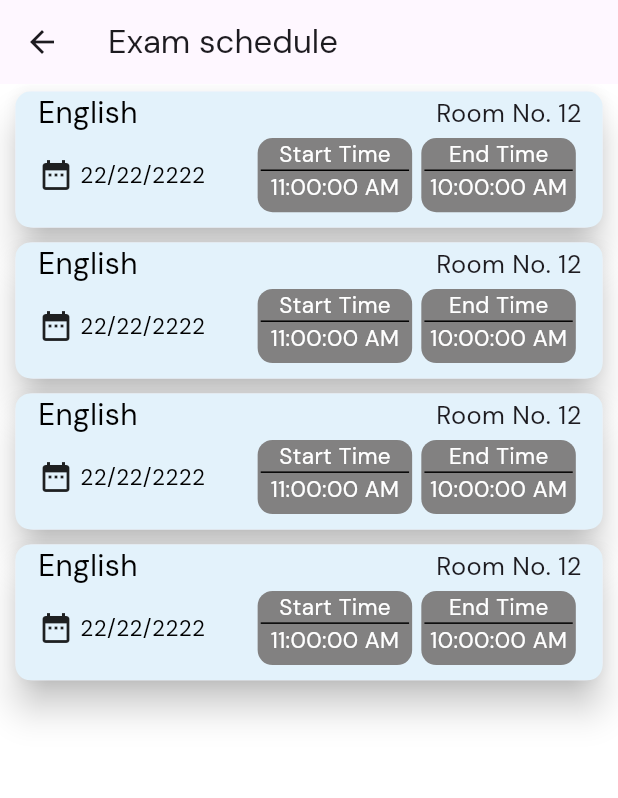
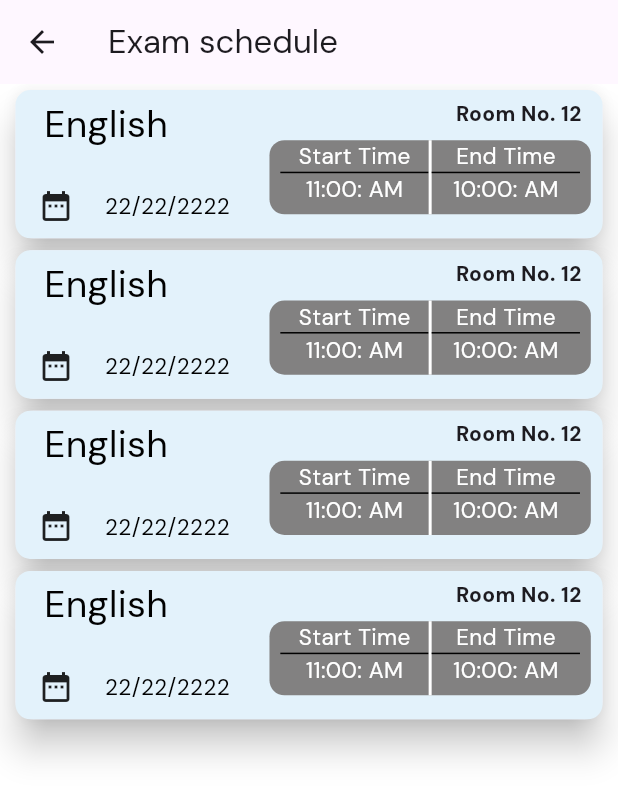
Before and after one commit to apps-bhanusha/egyanschool2023, a Flutter app: the ExamTimeDetail screen opened directly, on a phone screen of 412 x 824 dp. Shown: the top 798 px of the screen. Run offline on Flutter 3.47's test engine with Material 2 defaults, Android fonts, the phone set to English and light mode, and no system bars; our stand-ins replace cached_network_image, dio, flutter_calendar_carousel, flutter_screenutil, get, google_fonts and 5 more; missing offline and left inert: downloads_path_provider_28, scroll_loop_auto_scroll, shrink_sidemenu; accounts and stored records are empty.

Commit message:
exam schedule

```diff
--- a/lib/view/dashboard/HomeScreen.dart
+++ b/lib/view/dashboard/HomeScreen.dart
@@ -627,8 +627,8 @@ class _HomeScreenState extends State<HomeScreen> with TickerProviderStateMixin {
                     child: Image.asset("assets/images/user1.png"),
                   ),
                 ),
-                SizedBox(height: 16.0),
-                Center(
+                const SizedBox(height: 16.0),
+                const Center(
                   child: Text(
                     "Hello, John Doe",
                     style: TextStyle(color: Colors.white),
--- a/lib/view/examination/ExamTimeDetail.dart
+++ b/lib/view/examination/ExamTimeDetail.dart
@@ -18,27 +18,27 @@ class ExamTimeDetail extends StatelessWidget {
         child: SizedBox.expand(
           child: Column(
             children: [
-              for(int i=0;i<=3;i++)
+              for (int i = 0; i <= 3; i++)
                 Padding(
-                padding: const EdgeInsets.all(1.0),
+                  padding: const EdgeInsets.all(0),
                   child: Center(
                     child: InkWell(
                       child: Card(
                         elevation: 10,
                         child: Container(
                           width: 0.95.sw,
-                        height: 0.11.sh,
+                          height: 0.12.sh,
                           decoration: BoxDecoration(
                             borderRadius: BorderRadius.circular(10),
                             color: const Color(0xffE3F2FB),
                           ),
-                        child: Column(
+                          child: Stack(
 
                             // ignore: prefer_const_literals_to_create_immutables
                             children: [
                               Padding(
                                 padding: const EdgeInsets.only(
-                                left: 15,
+                                  left: 19,top: 5
                                 ),
                                 child: Row(
                                   children: const [
@@ -46,93 +46,116 @@ class ExamTimeDetail extends StatelessWidget {
                                       "English",
                                       style: TextStyle(
                                           color: Color.fromARGB(255, 0, 0, 0),
-                                        fontSize: 20),
+                                          fontSize: 25),
                                     ),
                                     Spacer(),
                                     Padding(
-                                    padding: const EdgeInsets.only(right: 14),
-                                    child: Text("Room No. 12",style: TextStyle(fontSize: 17),),
+                                      padding:  EdgeInsets.only(right: 14,bottom: 15),
+                                      child: Text(
+                                        "Room No. 12",
+                                        style: TextStyle(fontSize: 14,fontWeight: FontWeight.w800),
+                                      ),
                                     ),
                                   ],
                                 ),
                               ),
-                            Padding(
+                               Positioned(
+                                top: 0.033.sh,
+
+                                child: Padding(
                                   padding: const EdgeInsets.only(
                                     left: 15,
                                   ),
                                   child: Row(
                                     children: [
-                                  const Icon(
+                                      const Padding(
+                                     padding: EdgeInsets.only(top: 38),
+                                        child: Icon(
                                           Icons.date_range,
                                         ),
+                                      ),
                                       SizedBox(
-                                    width: 0.01.sw,
+                                        width: 0.05.sw,
                                       ),
-                                  const Text(
+                                      const Padding(
+                                        padding: EdgeInsets.only(top: 38),
+                                        child: Text(
                                           "22/22/2222",
                                           style: TextStyle(
-                                        color: Color.fromARGB(255, 0, 0, 0), fontSize: 15),
+                                              color: Color.fromARGB(255, 0, 0, 0),
+                                              fontSize: 15),
+                                        ),
                                       ),
                                       // const Icon(Icons.timelapse),
                                       SizedBox(
-                                    width: 0.08.sw,
+                                        width: 0.054.sw,
                                       ),
                                       Padding(
-                                    padding: const EdgeInsets.all(2.0),
+                                        padding:  EdgeInsets.only(left: 0.01.sw, right: 2,top: 2,bottom: 2),
                                         child: Container(
-                                      width: 0.25.sw,
+                                          width: 0.52.sw,
                                           height: 0.06.sh,
                                           decoration: BoxDecoration(
-                                         color: Color(0xff828181),
-                                        borderRadius: BorderRadius.circular(10)
-                                      ),
-
-                                      child: Column(
-                                        crossAxisAlignment: CrossAxisAlignment.center,
-                                        children:  [
+                                              color: const Color(0xff828181),
+                                              borderRadius:
+                                                  BorderRadius.circular(10)),
+                                          child: Row(
+                                            mainAxisAlignment: MainAxisAlignment.center,
+                                            children: [
+                                              Column(
+                                                crossAxisAlignment:
+                                                    CrossAxisAlignment.center,
+                                                children: [
                                                   const Text("Start Time",
                                                       style: TextStyle(
-                                                  color: Color.fromARGB(255, 255, 255, 255),
+                                                          color: Color.fromARGB(
+                                                              255, 255, 255, 255),
                                                           fontSize: 15)),
                                                   Container(
                                                     color: Colors.black,
-                                            width: 0.24.sw,height: 1,
+                                                    width: 0.24.sw,
+                                                    height: 1,
                                                   ),
-                                          Text("11:00:00 AM",
+                                                  const Text("11:00: AM",
                                                       style: TextStyle(
-                                                  color: Color.fromARGB(255, 255, 255, 255),
+                                                          color: Color.fromARGB(
+                                                              255, 255, 255, 255),
                                                           fontSize: 15)),
+                                                ],
+                                              ),
+                                              Container(
+                                                width: 2,
+                                                height: 0.1.sh,
+                                                color: Colors.white,
+                                              ),
+                                               Column(
+                                          crossAxisAlignment:
+                                              CrossAxisAlignment.center,
+                                          children: [
+                                            const Text("End Time",
+                                                style: TextStyle(
+                                                    color: Color.fromARGB(
+                                                        255, 255, 255, 255),
+                                                    fontSize: 15)),
+                                            Container(
+                                              color: Colors.black,
+                                              width: 0.24.sw,
+                                              height: 1,
+                                            ),
+                                            const Text("10:00: AM",
+                                                style: TextStyle(
+                                                    color: Color.fromARGB(
+                                                        255, 255, 255, 255),
+                                                    fontSize: 15)),
+                                          ],
+                                        ),
                                             ],
                                           ),
                                         ),
                                       ),
-                                 SizedBox(width: 0.01.sw,),
-                                  Container(
-                                     decoration: BoxDecoration(
-                                         color: Color(0xff828181),
-                                        borderRadius: BorderRadius.circular(10)
-                                      ),
- width: 0.25.sw,
-                                    height: 0.06.sh,
-                                    child: Column(
-                                      crossAxisAlignment: CrossAxisAlignment.center,
-                                      children: [
-                                        Text("End Time",
-                                            style: TextStyle(
-                                                color: Color.fromARGB(255, 255, 255, 255),
-                                                fontSize: 15)),
-                                        Container(
-                                          color: Colors.black,
-                                          width: 0.24.sw,height: 1,
-                                        ),
-                                        Text("10:00:00 AM",
-                                            style: TextStyle(
-                                                color: Color.fromARGB(255, 255, 255, 255),
-                                                fontSize: 15)),
+
                                     ],
                                   ),
-                                  )
-                                ],
                                 ),
                               ),
                             ],
```
Lines whose indentation alone changed are shown as unchanged.
